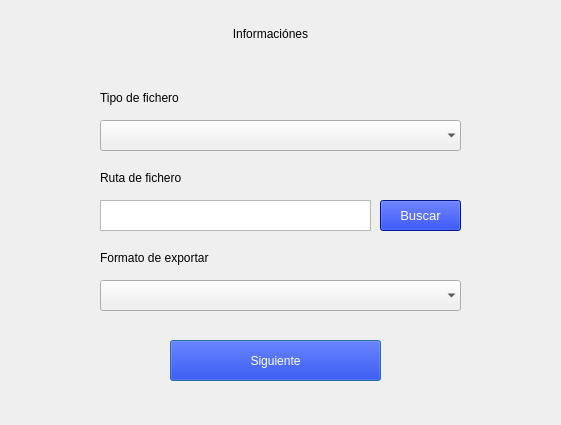
Before: the Qt Designer form views/FileType.ui in lachkarsoufiane/DocProcessor, drawn with Qt 5.
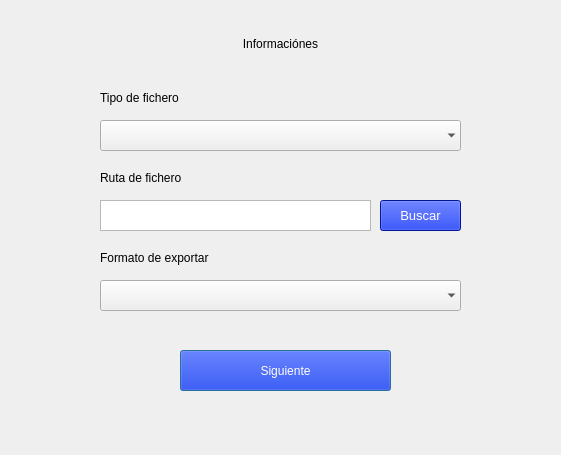
After: the same form once the commit is applied.

The edit to the form file:
```diff
--- a/views/FileType.ui
+++ b/views/FileType.ui
@@ -7,7 +7,7 @@
     <x>0</x>
     <y>0</y>
     <width>561</width>
-    <height>425</height>
+    <height>455</height>
    </rect>
   </property>
   <property name="windowTitle">
@@ -19,14 +19,20 @@
      <x>0</x>
      <y>0</y>
      <width>571</width>
-     <height>431</height>
+     <height>461</height>
     </rect>
    </property>
+   <property name="autoFillBackground">
+    <bool>false</bool>
+   </property>
+   <property name="styleSheet">
+    <string notr="true"/>
+   </property>
    <widget class="QLabel" name="label_2">
     <property name="geometry">
      <rect>
-      <x>180</x>
-      <y>20</y>
+      <x>190</x>
+      <y>30</y>
       <width>181</width>
       <height>28</height>
      </rect>
@@ -137,8 +143,8 @@
    <widget class="QPushButton" name="button_next">
     <property name="geometry">
      <rect>
-      <x>170</x>
-      <y>340</y>
+      <x>180</x>
+      <y>350</y>
       <width>211</width>
       <height>41</height>
      </rect>
```
Left out of the diff: 6 changed lines with no effect on the pictures.
